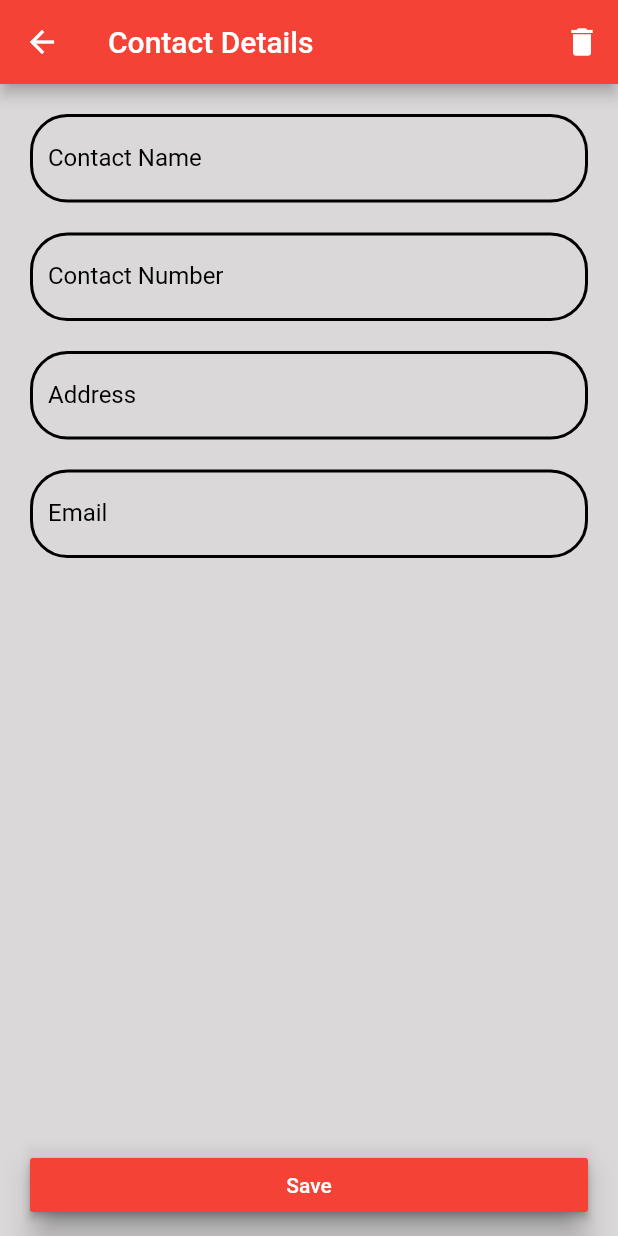
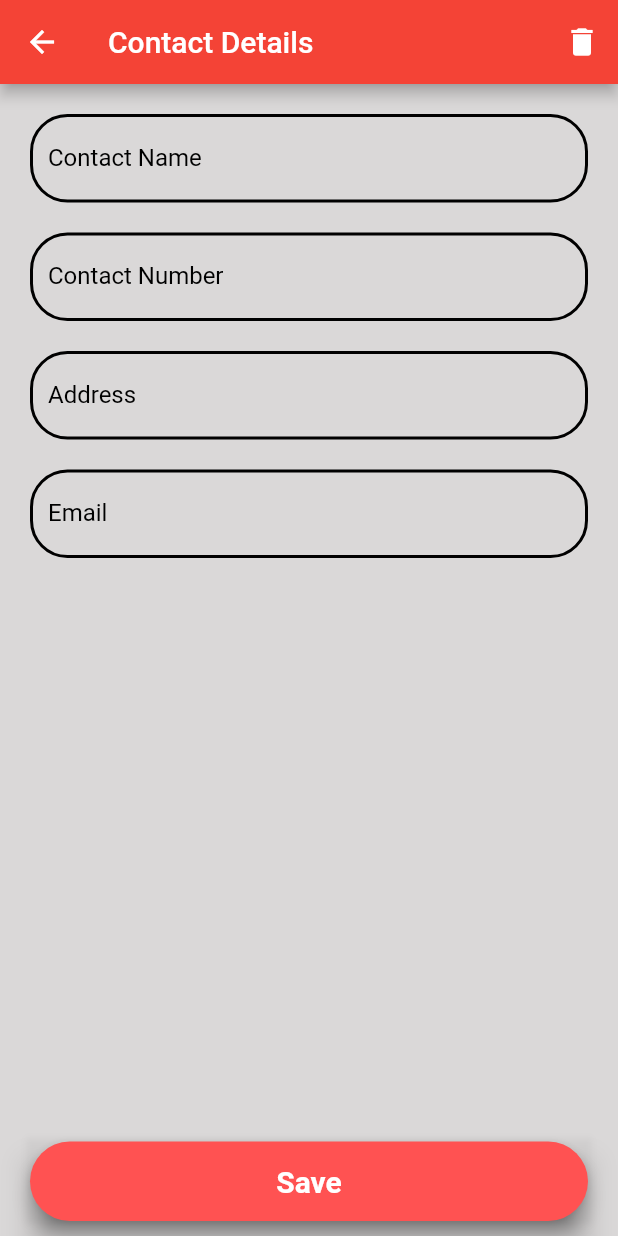
Before and after one commit to Madush99/lunch_partner, a Flutter app: the ViewContact screen opened directly with empty values, on a phone screen of 412 x 824 dp. Run offline on Flutter 3.47's test engine with Material 2 defaults, Android fonts, the phone set to English and light mode, and no system bars; our stand-ins replace cloud_firestore, firebase_auth, firebase_core, fluttertoast, image_picker; accounts and stored records are empty.

Commit message:
flutter project | fix the retrive file

```diff
--- a/lib/contacts/viewContact.dart
+++ b/lib/contacts/viewContact.dart
@@ -1,5 +1,5 @@
 import 'package:flutter/material.dart';
-import 'package:lunch_partner/adminHome.dart';
+import 'package:flutter/cupertino.dart';
 import '../controller/contactController.dart';
 
 class ViewContact extends StatefulWidget {
@@ -89,8 +89,12 @@ class _ViewContactState extends State<ViewContact> {
         color: Colors.transparent,
         child: BottomAppBar(
           color: Colors.transparent,
-          child: RaisedButton(
-              color: Colors.red,
+          child: Material(
+              elevation: 5,
+              borderRadius: BorderRadius.circular(30),
+              color: Colors.redAccent,
+              child: MaterialButton(
+                  padding: EdgeInsets.fromLTRB(20, 15, 20, 15),
               onPressed: () {
                 widget.db.update(widget.contact['id'], nameController.text,
                     numberController.text,addressController.text,emailController.text);
@@ -98,10 +102,11 @@ class _ViewContactState extends State<ViewContact> {
               },
               child: Text(
                 "Save",
-                style: TextStyle(color: Colors.white),
+                style: TextStyle(fontSize: 20, color: Colors.white, fontWeight: FontWeight.bold),
               )),
+          )
         ),
-      ),
+      )
     );
   }
 
--- a/lib/meeting/meetingList.dart
+++ b/lib/meeting/meetingList.dart
@@ -58,7 +58,10 @@ class _MeetingListState extends State<MeetingList>{
               margin: EdgeInsets.all(10),
               child: ListTile(
                 onTap: (){
-                  Navigator.push(context, MaterialPageRoute(builder: (context)=>ViewMeeting(meeting:docs[index],db:db)));
+                  Navigator.push(context, MaterialPageRoute(builder: (context)=>ViewMeeting(meeting:docs[index],db:db)))
+                      .then((value)=> {
+                    if(value != null) {initialise()}
+                  });
                 },
                 contentPadding: EdgeInsets.only(right: 30,left: 36),
                 title: Text(docs[index]['title']),
```
Also changed, not shown: lib/contacts/contactsList.dart (+8 -6 lines).
